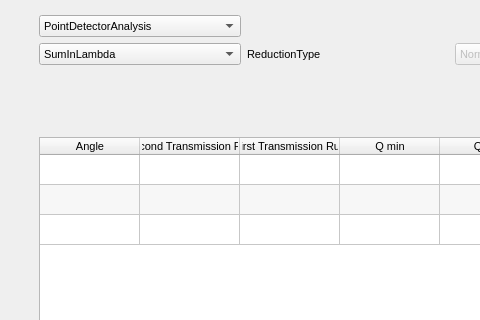
Above: qt/scientific_interfaces/ISISReflectometry/GUI/Experiment/ExperimentWidget.ui from mantidproject/mantid before the change; both pictures show x 184 to 664 and y 0 to 320 of the 952 by 524 pixel window. Below: the same form after it.
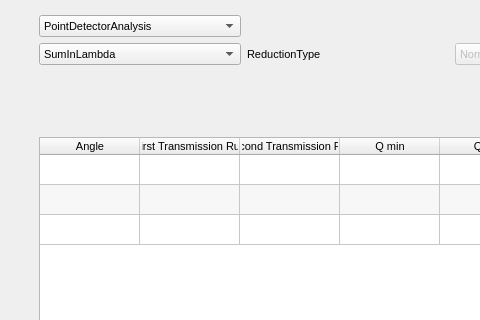
That is the form after the change.

```diff
--- a/qt/scientific_interfaces/ISISReflectometry/GUI/Experiment/ExperimentWidget.ui
+++ b/qt/scientific_interfaces/ISISReflectometry/GUI/Experiment/ExperimentWidget.ui
@@ -145,12 +145,12 @@
        </column>
        <column>
         <property name="text">
-         <string>Second Transmission Run</string>
+         <string>First Transmission Run</string>
         </property>
        </column>
        <column>
         <property name="text">
-         <string>First Transmission Run</string>
+         <string>Second Transmission Run</string>
         </property>
        </column>
        <column>
```
